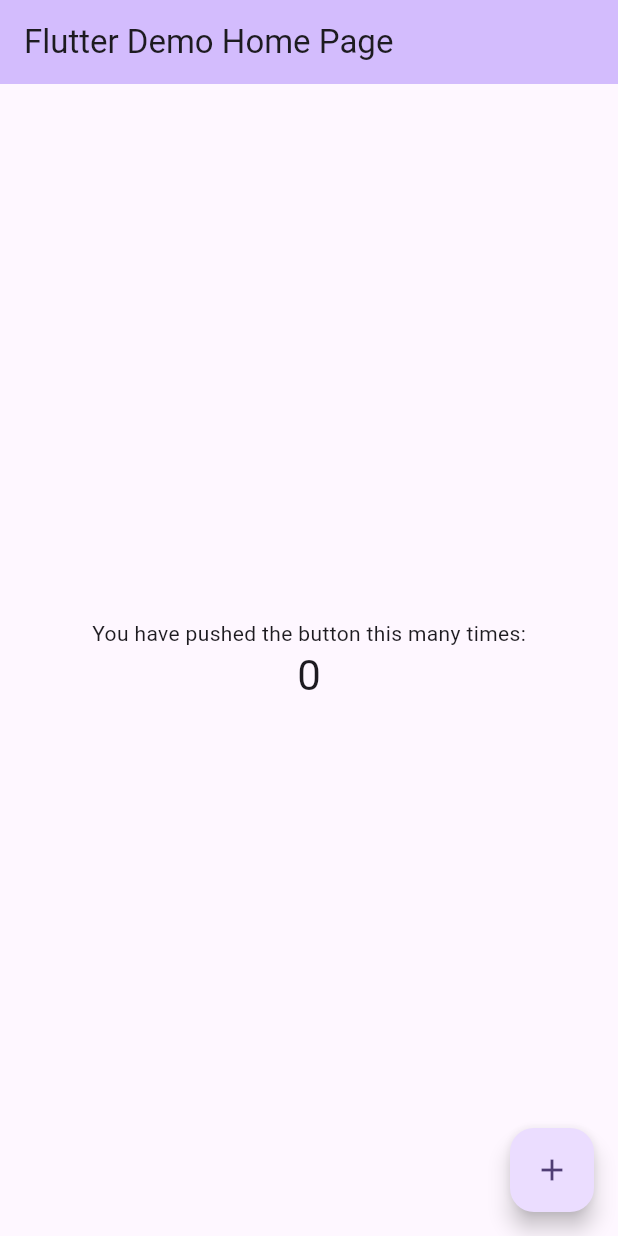
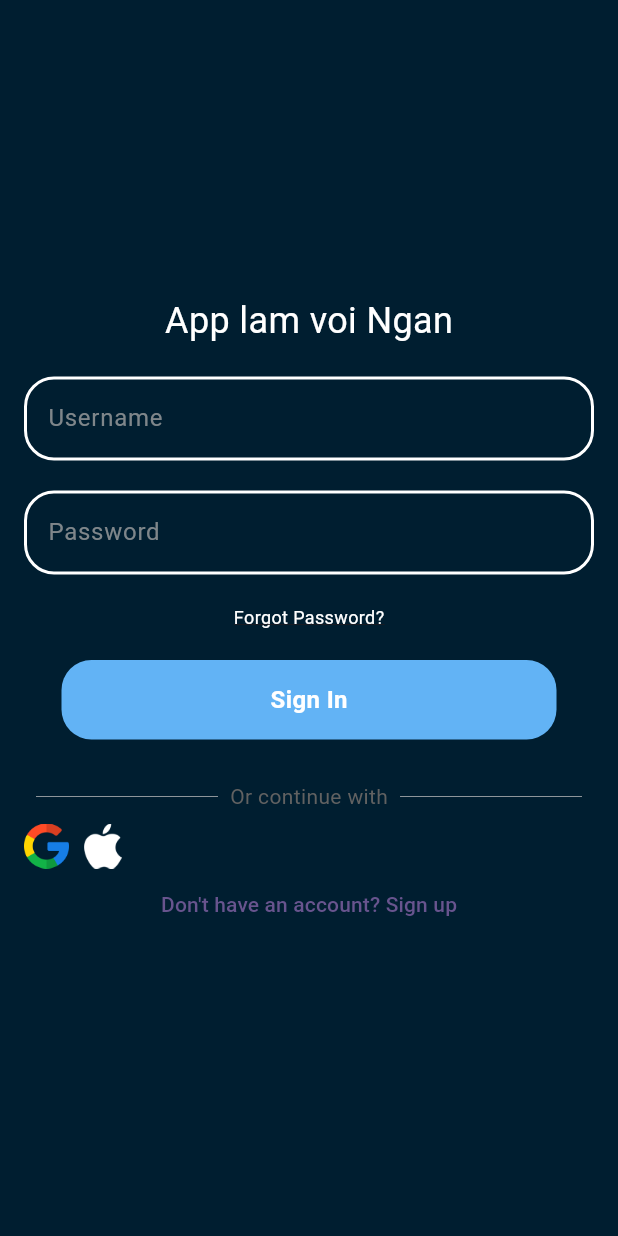
Before and after one commit to FanchonSora/Event-Management-Web, a Flutter app: the screen it shows after launch, on a phone screen of 412 x 824 dp. Run offline on Flutter 3.47's test engine with Material 3 defaults, Android fonts, the phone set to English and light mode, and no system bars.

```diff
--- /dev/null
+++ b/mobile/lib/components/my_button.dart
@@ -0,0 +1,36 @@
+import 'package:flutter/material.dart';
+import 'package:flutter/rendering.dart';
+
+class MyButton extends StatelessWidget {
+
+  final Function()? onTap;
+
+  const MyButton({super.key, required this.onTap});
+
+  @override
+  Widget build(BuildContext context) {
+    return GestureDetector(
+      onTap: onTap,
+      child: Container(
+        padding:const EdgeInsets.all(15),
+        margin:const EdgeInsets.symmetric(horizontal: 25),
+        decoration: BoxDecoration(
+          color: Color.fromARGB(255, 98, 179, 245),
+          borderRadius: BorderRadius.circular(20),
+        ),
+        child: const Center(
+          child: Text(
+            "Sign In",
+            style: TextStyle(
+              color: Colors.white,
+              fontWeight: FontWeight.bold,
+              fontSize: 16,
+            ),
+          ),
+      ),
+      )
+
+    );
+
+  }
+}
--- a/mobile/lib/main.dart
+++ b/mobile/lib/main.dart
@@ -1,4 +1,6 @@
+import 'package:flutter/animation.dart';
 import 'package:flutter/material.dart';
+import 'package:mobile/components/my_button.dart';
 
 void main() {
   runApp(const MyApp());
@@ -7,119 +9,197 @@ void main() {
 class MyApp extends StatelessWidget {
   const MyApp({super.key});
 
-  // This widget is the root of your application.
   @override
   Widget build(BuildContext context) {
     return MaterialApp(
       title: 'Flutter Demo',
       theme: ThemeData(
-        // This is the theme of your application.
-        //
-        // TRY THIS: Try running your application with "flutter run". You'll see
-        // the application has a purple toolbar. Then, without quitting the app,
-        // try changing the seedColor in the colorScheme below to Colors.green
-        // and then invoke "hot reload" (save your changes or press the "hot
-        // reload" button in a Flutter-supported IDE, or press "r" if you used
-        // the command line to start the app).
-        //
-        // Notice that the counter didn't reset back to zero; the application
-        // state is not lost during the reload. To reset the state, use hot
-        // restart instead.
-        //
-        // This works for code too, not just values: Most code changes can be
-        // tested with just a hot reload.
         colorScheme: ColorScheme.fromSeed(seedColor: Colors.deepPurple),
         useMaterial3: true,
       ),
-      home: const MyHomePage(title: 'Flutter Demo Home Page'),
+      home: const MyLoginPage(title: 'Flutter Demo Home Page'),
     );
   }
 }
 
-class MyHomePage extends StatefulWidget {
-  const MyHomePage({super.key, required this.title});
-
-  // This widget is the home page of your application. It is stateful, meaning
-  // that it has a State object (defined below) that contains fields that affect
-  // how it looks.
-
-  // This class is the configuration for the state. It holds the values (in this
-  // case the title) provided by the parent (in this case the App widget) and
-  // used by the build method of the State. Fields in a Widget subclass are
-  // always marked "final".
+class MyLoginPage extends StatefulWidget {
+  const MyLoginPage({super.key, required this.title});
 
   final String title;
 
   @override
-  State<MyHomePage> createState() => _MyHomePageState();
+  State<MyLoginPage> createState() => _MyLoginPageState();
 }
 
-class _MyHomePageState extends State<MyHomePage> {
-  int _counter = 0;
+class _MyLoginPageState extends State<MyLoginPage> {
+  //text editing controllers
+  final TextEditingController _usernameController = TextEditingController();
+  final TextEditingController _passwordController = TextEditingController();
 
-  void _incrementCounter() {
-    setState(() {
-      // This call to setState tells the Flutter framework that something has
-      // changed in this State, which causes it to rerun the build method below
-      // so that the display can reflect the updated values. If we changed
-      // _counter without calling setState(), then the build method would not be
-      // called again, and so nothing would appear to happen.
-      _counter++;
-    });
-  }
+  //sign user in method
+  void signUserIn() {}
 
   @override
   Widget build(BuildContext context) {
-    // This method is rerun every time setState is called, for instance as done
-    // by the _incrementCounter method above.
-    //
-    // The Flutter framework has been optimized to make rerunning build methods
-    // fast, so that you can just rebuild anything that needs updating rather
-    // than having to individually change instances of widgets.
     return Scaffold(
-      appBar: AppBar(
-        // TRY THIS: Try changing the color here to a specific color (to
-        // Colors.amber, perhaps?) and trigger a hot reload to see the AppBar
-        // change color while the other colors stay the same.
-        backgroundColor: Theme.of(context).colorScheme.inversePrimary,
-        // Here we take the value from the MyHomePage object that was created by
-        // the App.build method, and use it to set our appbar title.
-        title: Text(widget.title),
-      ),
-      body: Center(
-        // Center is a layout widget. It takes a single child and positions it
-        // in the middle of the parent.
+      backgroundColor: const Color.fromARGB(255, 0, 30, 48),
+      body: Container(
+        // decoration: const BoxDecoration(
+        //   gradient: LinearGradient(
+        //     begin: Alignment.topLeft,
+        //     end: Alignment(-1, 0.4),
+        //     colors: <Color>[
+        //       Color.fromARGB(255, 27, 67, 50),
+        //       Color.fromARGB(255, 45, 106, 79),
+        //       Color.fromARGB(255, 64, 145, 108),
+        //       Color.fromARGB(255, 82, 183, 136),
+        //       Color.fromARGB(255, 116, 198, 157),
+        //       Color.fromARGB(255, 149, 213, 178),
+        //       Color.fromARGB(255, 183, 228, 199),
+        //     ],
+        //     tileMode: TileMode.mirror,
+        //   ),
+        // ),
+
+        child: Center(
+          child: Padding(
+            padding: const EdgeInsets.all(16.0),
             child: Column(
-          // Column is also a layout widget. It takes a list of children and
-          // arranges them vertically. By default, it sizes itself to fit its
-          // children horizontally, and tries to be as tall as its parent.
-          //
-          // Column has various properties to control how it sizes itself and
-          // how it positions its children. Here we use mainAxisAlignment to
-          // center the children vertically; the main axis here is the vertical
-          // axis because Columns are vertical (the cross axis would be
-          // horizontal).
-          //
-          // TRY THIS: Invoke "debug painting" (choose the "Toggle Debug Paint"
-          // action in the IDE, or press "p" in the console), to see the
-          // wireframe for each widget.
               mainAxisAlignment: MainAxisAlignment.center,
               children: <Widget>[
                 const Text(
-              'You have pushed the button this many times:',
+                  'App lam voi Ngan',
+                  style: TextStyle(fontSize: 24, color: Colors.white),
                 ),
+                const SizedBox(height: 20),
+                TextField(
+                  controller: _usernameController,
+                  style: TextStyle(color: Color.fromARGB(255,255,255,255)),
+                  decoration: const InputDecoration(
+                    enabledBorder: OutlineInputBorder(
+                      borderSide: BorderSide(
+                        color: Color.fromARGB(255, 255, 255, 255),
+                        width: 2.0,
+                      ),
+                      borderRadius: BorderRadius.all(Radius.circular(20.0)),
+                    ),
+                    labelText: 'Username',
+                    labelStyle: TextStyle(color: Color.fromRGBO(165, 165, 165, 0.773)),
+                    floatingLabelStyle: TextStyle(color: Color.fromARGB(255, 123, 199, 250), fontSize: 16),
+                    filled: true,
+                    fillColor: Color.fromARGB(255, 0, 30, 48),
+                    focusedBorder: OutlineInputBorder(
+                      borderRadius: BorderRadius.all(Radius.circular(20.0)),
+                      borderSide: BorderSide(
+                        color: Color.fromARGB(255, 123, 199, 250),
+                        width: 2.0,
+                      )
+                    ),
+                  ),
+                ),
+                const SizedBox(height: 20),
+                TextField(
+                  controller: _passwordController,
+                  decoration: const InputDecoration(
+                    labelText: 'Password',
+                    labelStyle: TextStyle(color: Color.fromRGBO(165, 165, 165, 0.773)),
+                    filled: true,
+                    fillColor: Color.fromARGB(255, 0, 30, 48),
+                    floatingLabelStyle: TextStyle(color: Color.fromARGB(255, 123, 199, 250), fontSize: 16),
+                    enabledBorder: OutlineInputBorder(
+                      borderSide: BorderSide(
+                        color: Color.fromARGB(255, 255, 255, 255),
+                        width: 2.0,
+                      ),
+                      borderRadius: BorderRadius.all(Radius.circular(20.0)),
+                    ),
+                    focusedBorder: OutlineInputBorder(
+                      borderRadius: BorderRadius.all(Radius.circular(20.0)),
+                      borderSide: BorderSide(
+                        color: Color.fromARGB(255, 12, 158, 255),
+                        width: 2.0,
+                      )
+                    ),
+                  ),
+                  obscureText: true,
+                ),
+
+                const SizedBox(height: 20),
+
+                const Padding(
+                  padding: EdgeInsets.symmetric(horizontal: 0),
+                  child: Row(
+                    mainAxisAlignment: MainAxisAlignment.center,
+                    children: [
                     Text(
-              '$_counter',
-              style: Theme.of(context).textTheme.headlineMedium,
+                      'Forgot Password?',
+                      style: TextStyle(color: Colors.white,fontSize: 12,decoration: TextDecoration.underline,
+                    ),
+                  ),
+                  ],),
+                  ),
+
+                const SizedBox(height: 20),
+                MyButton(
+                  onTap: signUserIn,
+                    // Implement login functionality here
+                ),
+
+                const SizedBox(height: 20),
+
+                Padding(
+                  padding: const EdgeInsets.all(8.0),
+                  child: Row(children: [
+                    Expanded(
+                      child: Divider(
+                        thickness: 0.5,
+                        color: Colors.grey[400],
+                      )
+                    ),
+
+                    Padding(padding: const EdgeInsets.symmetric(horizontal: 8.0),
+                      child: Text("Or continue with",
+                      style: TextStyle(color: Colors.grey[700]),),
+                    ),
+
+                    Expanded(
+                      child: Divider(
+                        thickness: 0.5,
+                        color: Colors.grey[400],
+                      )
+                    ),
+                  ],),
+                ),
+
+              //login with Google, Apple
+                Row(
+                  children: [
+                    Image.asset(
+                      'lib/images/google.png',
+                      height:30),
+
+
+                    // const SizedBox(width: 10),
+                    // Image.asset('lib/images/facebook.png'),
+                    const SizedBox(width: 10),
+                    Image.asset(
+                      'lib/images/apple.png',
+                      height:30),
+                  ],
+                ),
+
+
+                TextButton(
+                  onPressed: () {
+                    // Implement register functionality here
+                  },
+                  child: const Text('Don\'t have an account? Sign up'),
                 ),
               ],
             ),
           ),
-      floatingActionButton: FloatingActionButton(
-        onPressed: _incrementCounter,
-        tooltip: 'Increment',
-        child: const Icon(Icons.add),
-      ), // This trailing comma makes auto-formatting nicer for build methods.
+        ),
+      ),
     );
   }
 }
```
Also changed, not shown: mobile/pubspec.yaml (+11 -2 lines), mobile/lib/images/apple.png (added), mobile/lib/images/google.png (added). Lines whose indentation alone changed are shown as unchanged.
